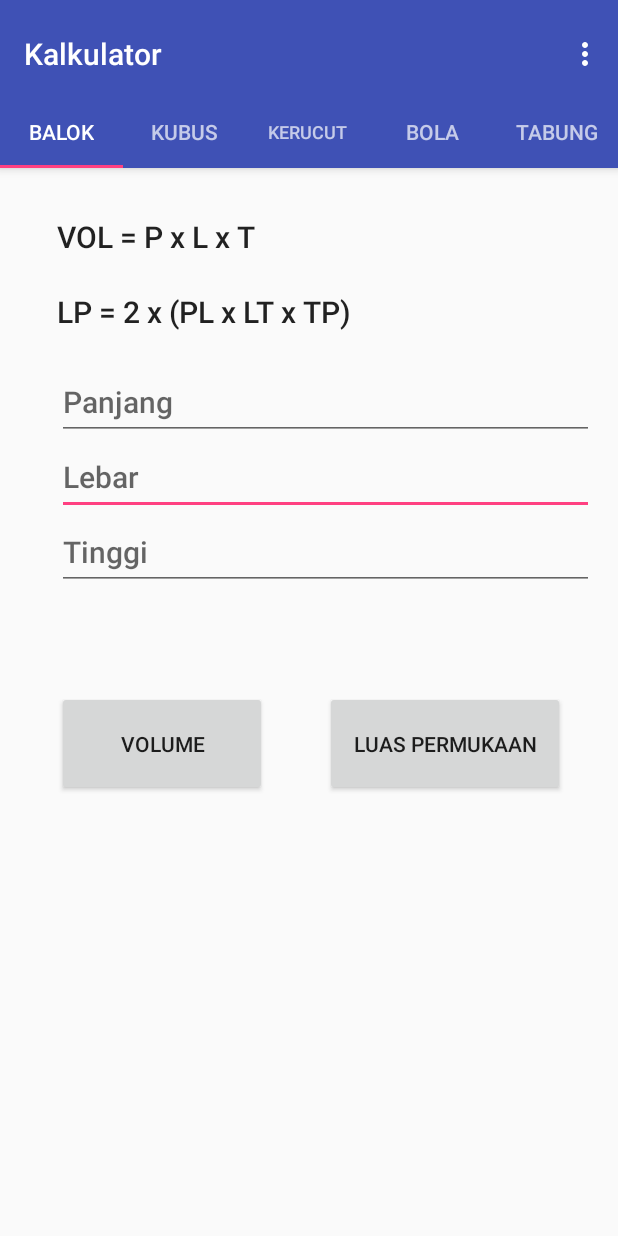
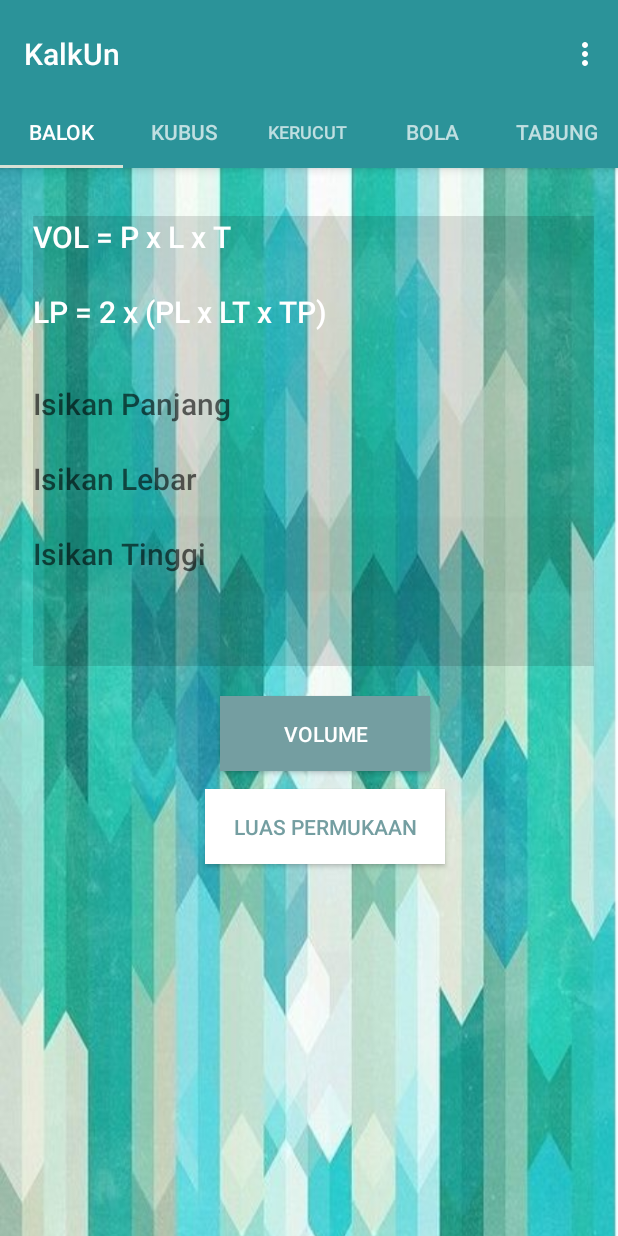
Before and after one commit to miftah789/KalkUn_Kelompok3, an Android app: the screen it shows after launch (MainActivity), on a phone screen of 412 x 824 dp. Run offline under Robolectric (Android 15) with nearby library versions, the phone set to English and light mode, and no system bars.

Commit message:
ayo lanjutkan

```diff
--- a/app/build.gradle
+++ b/app/build.gradle
@@ -28,5 +28,8 @@ dependencies {
     compile 'com.android.support:appcompat-v7:25.0.1'
     compile 'com.android.support:design:25.0.1'
     compile 'com.android.support:support-v4:25.0.1'
+    compile 'com.android.support.constraint:constraint-layout:1.0.2'
     testCompile 'junit:junit:4.12'
+
+    compile 'com.github.miftah789:appintro:4.1.0'
 }
--- a/app/src/main/AndroidManifest.xml
+++ b/app/src/main/AndroidManifest.xml
@@ -19,6 +19,7 @@
                 <category android:name="android.intent.category.LAUNCHER" />
             </intent-filter>
         </activity>
+        <activity android:name=".MyIntro"></activity>
     </application>
 
 </manifest>
--- a/app/src/main/java/id/sch/smktelkom_mlg/project2/xirpl601131835/kalkulator/MainActivity.java
+++ b/app/src/main/java/id/sch/smktelkom_mlg/project2/xirpl601131835/kalkulator/MainActivity.java
@@ -39,6 +39,8 @@ public class MainActivity extends AppCompatActivity {
 
         Toolbar toolbar = (Toolbar) findViewById(R.id.toolbar);
         setSupportActionBar(toolbar);
+
+
         // Create the adapter that will return a fragment for each of the three
         // primary sections of the activity.
         mSectionsPagerAdapter = new SectionsPagerAdapter(getSupportFragmentManager());
@@ -169,4 +171,5 @@ public class MainActivity extends AppCompatActivity {
             return null;
         }
     }
+
 }
--- a/app/src/main/res/layout/fragment_fragment1.xml
+++ b/app/src/main/res/layout/fragment_fragment1.xml
@@ -2,10 +2,11 @@
     xmlns:tools="http://schemas.android.com/tools"
     android:layout_width="match_parent"
     android:layout_height="match_parent"
+    android:background="@drawable/c"
     tools:context="id.sch.smktelkom_mlg.project2.xirpl601131835.kalkulator.Fragment1">
 
     <RelativeLayout
-        android:layout_width="match_parent"
+        android:layout_width="wrap_content"
         android:layout_height="492dp"
         android:layout_alignParentBottom="true"
         android:layout_marginBottom="64dp"
@@ -14,7 +15,6 @@
         android:layout_toEndOf="@+id/Btn6_id"
         android:layout_toRightOf="@+id/Btn6_id"
         android:paddingBottom="@dimen/activity_vertical_margin"
-        android:paddingLeft="@dimen/activity_horizontal_margin"
         android:paddingRight="@dimen/activity_horizontal_margin"
         android:paddingTop="@dimen/activity_vertical_margin">
 
@@ -25,9 +25,11 @@
             android:layout_alignParentLeft="true"
             android:layout_alignParentStart="true"
             android:layout_below="@+id/sisi"
-            android:hint="Lebar"
+            android:background="?attr/colorControlHighlight"
+            android:hint="Isikan Lebar"
             android:inputType="numberSigned"
-            android:textAppearance="@style/TextAppearance.AppCompat.Widget.ActionBar.Title" />
+            android:textAppearance="@style/TextAppearance.AppCompat.Widget.ActionBar.Title"
+            android:textColor="@android:color/white" />
 
         <EditText
             android:id="@+id/tinggi"
@@ -36,9 +38,12 @@
             android:layout_alignParentLeft="true"
             android:layout_alignParentStart="true"
             android:layout_below="@+id/lebar"
-            android:hint="Tinggi"
+            android:background="?attr/colorControlHighlight"
+            android:elevation="1dp"
+            android:hint="Isikan Tinggi"
             android:inputType="numberSigned"
-            android:textAppearance="@style/TextAppearance.AppCompat.Widget.ActionBar.Title" />
+            android:textAppearance="@style/TextAppearance.AppCompat.Widget.ActionBar.Title"
+            android:textColor="@android:color/white" />
 
         <EditText
             android:id="@+id/sisi"
@@ -46,35 +51,38 @@
             android:layout_height="50dp"
             android:layout_alignParentLeft="true"
             android:layout_alignParentStart="true"
-            android:layout_below="@+id/rumusvol"
-            android:layout_marginTop="49dp"
-            android:hint="Panjang"
+            android:layout_below="@+id/rumuslp"
+            android:background="?attr/colorControlHighlight"
+            android:hint="Isikan Panjang"
             android:inputType="numberSigned"
-            android:textAppearance="@style/TextAppearance.AppCompat.Widget.ActionBar.Title" />
+            android:textAppearance="@style/TextAppearance.AppCompat.Widget.ActionBar.Title"
+            android:textColor="@android:color/white" />
 
         <Button
             android:id="@+id/volume"
             android:layout_width="140dp"
-            android:layout_height="70dp"
-            android:layout_alignParentLeft="true"
-            android:layout_alignParentStart="true"
+            android:layout_height="50dp"
             android:layout_below="@+id/hasil"
-            android:layout_marginTop="17dp"
+            android:layout_centerHorizontal="true"
+            android:layout_marginTop="20dp"
+            android:background="@color/colorPrimaryDark"
+            android:elevation="0dp"
             android:onClick="btnvol"
-            android:text="VOLUME" />
+            android:text="VOLUME"
+            android:textColor="@android:color/white" />
 
         <Button
             android:id="@+id/lp"
             android:layout_width="160dp"
-            android:layout_height="70dp"
-            android:layout_alignBottom="@+id/volume"
-            android:layout_alignParentEnd="true"
-            android:layout_alignParentRight="true"
-            android:layout_alignTop="@+id/volume"
-            android:layout_marginEnd="19dp"
-            android:layout_marginRight="19dp"
+            android:layout_height="50dp"
+            android:layout_below="@+id/volume"
+            android:layout_centerHorizontal="true"
+            android:layout_marginTop="12dp"
+            android:background="@android:color/white"
+            android:elevation="0dp"
             android:onClick="btnlp"
-            android:text="LUAS PERMUKAAN" />
+            android:text="LUAS PERMUKAAN"
+            android:textColor="@color/colorPrimaryDark" />
 
         <TextView
             android:id="@+id/hasil"
@@ -83,18 +91,23 @@
             android:layout_alignParentLeft="true"
             android:layout_alignParentStart="true"
             android:layout_below="@+id/tinggi"
+            android:background="?attr/colorControlHighlight"
             android:text=""
-            android:textAppearance="@style/TextAppearance.AppCompat.Widget.ActionBar.Title" />
+            android:textAppearance="@style/TextAppearance.AppCompat.Widget.ActionBar.Title"
+            android:textColor="@android:color/white" />
 
         <TextView
             android:id="@+id/rumusvol"
             android:layout_width="match_parent"
             android:layout_height="50dp"
+            android:layout_alignParentLeft="true"
+            android:layout_alignParentStart="true"
             android:layout_alignParentTop="true"
-            android:layout_centerHorizontal="true"
             android:layout_marginTop="16dp"
+            android:background="?attr/colorControlHighlight"
             android:text="VOL = P x L x T"
-            android:textAppearance="@style/TextAppearance.AppCompat.Widget.ActionBar.Title" />
+            android:textAppearance="@style/TextAppearance.AppCompat.Widget.ActionBar.Title"
+            android:textColor="@android:color/white" />
 
         <TextView
             android:id="@+id/rumuslp"
@@ -103,8 +116,10 @@
             android:layout_alignParentLeft="true"
             android:layout_alignParentStart="true"
             android:layout_below="@+id/rumusvol"
+            android:background="?attr/colorControlHighlight"
             android:text="LP = 2 x (PL x LT x TP)"
-            android:textAppearance="@style/TextAppearance.AppCompat.Widget.ActionBar.Title" />
+            android:textAppearance="@style/TextAppearance.AppCompat.Widget.ActionBar.Title"
+            android:textColor="@android:color/white" />
 
 
     </RelativeLayout>
--- a/app/src/main/res/values/colors.xml
+++ b/app/src/main/res/values/colors.xml
@@ -1,6 +1,6 @@
 <?xml version="1.0" encoding="utf-8"?>
 <resources>
-    <color name="colorPrimary">#3F51B5</color>
-    <color name="colorPrimaryDark">#303F9F</color>
-    <color name="colorAccent">#FF4081</color>
+    <color name="colorPrimary">#2b9399</color>
+    <color name="colorPrimaryDark">#749ea1</color>
+    <color name="colorAccent">#d7e0d5</color>
 </resources>
--- a/app/src/main/res/values/strings.xml
+++ b/app/src/main/res/values/strings.xml
@@ -1,5 +1,5 @@
 <resources>
-    <string name="app_name">Kalkulator</string>
+    <string name="app_name">KalkUn</string>
     <string name="action_settings">Settings</string>
     <string name="section_format">Hello World from section: %1$d</string>
 
--- a/app/src/main/res/values/styles.xml
+++ b/app/src/main/res/values/styles.xml
@@ -1,7 +1,7 @@
 <resources>
 
     <!-- Base application theme. -->
-    <style name="AppTheme" parent="Theme.AppCompat.Light.DarkActionBar">
+    <style name="AppTheme" parent="Theme.AppCompat.Light.NoActionBar">
         <!-- Customize your theme here. -->
         <item name="colorPrimary">@color/colorPrimary</item>
         <item name="colorPrimaryDark">@color/colorPrimaryDark</item>
```
Also changed, not shown: app/src/main/res/layout/fragment_fragment2.xml (+31 -21 lines), app/src/main/res/layout/fragment_fragment3.xml (+34 -21 lines), app/src/main/res/layout/fragment_fragment4.xml (+31 -21 lines), app/src/main/res/layout/fragment_fragment5.xml (+35 -23 lines), app/src/main/res/drawable/a.jpg (added), app/src/main/res/drawable/b.jpg (added), app/src/main/res/drawable/balok.png (added), app/src/main/res/drawable/bola.png (added), app/src/main/res/drawable/c.jpg (added), app/src/main/res/drawable/kerucut.png (added), app/src/main/res/drawable/kubus.png (added), app/src/main/res/drawable/tabung.png (added).
